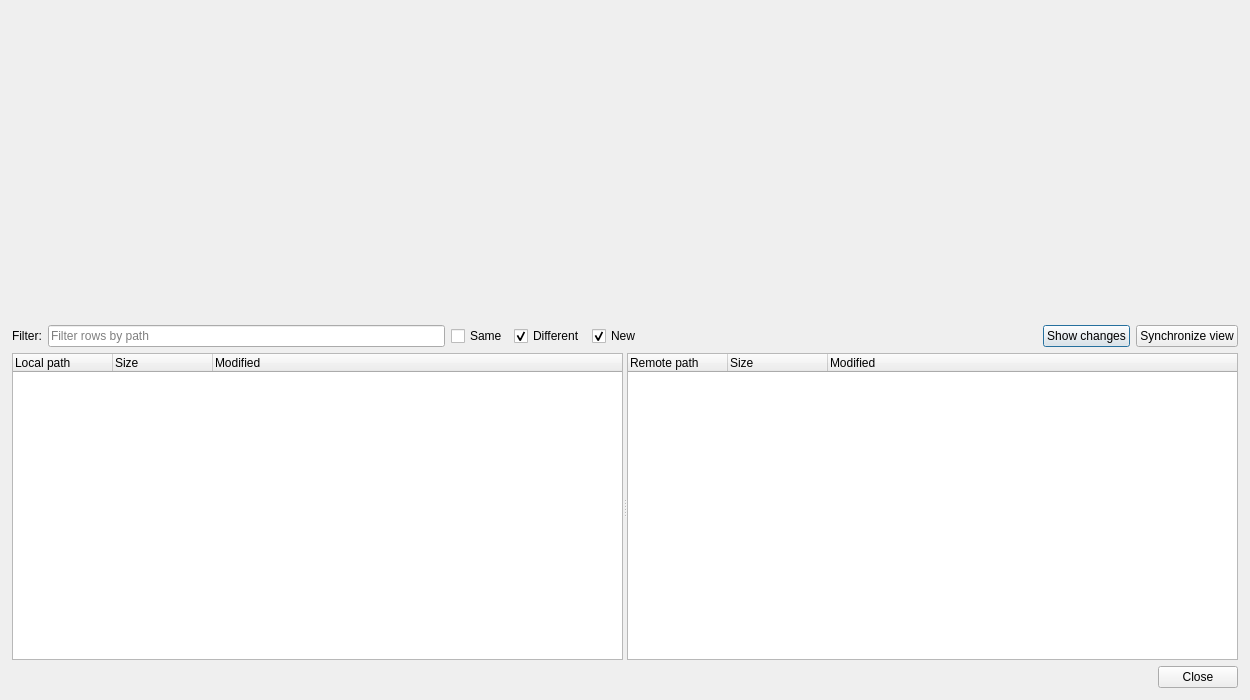
Before: the Qt Designer form src/MEGASync/sync_preview/gui/ui/SyncPreviewPairDetailDialog.ui in alple/MEGAsync, drawn with Qt 5.
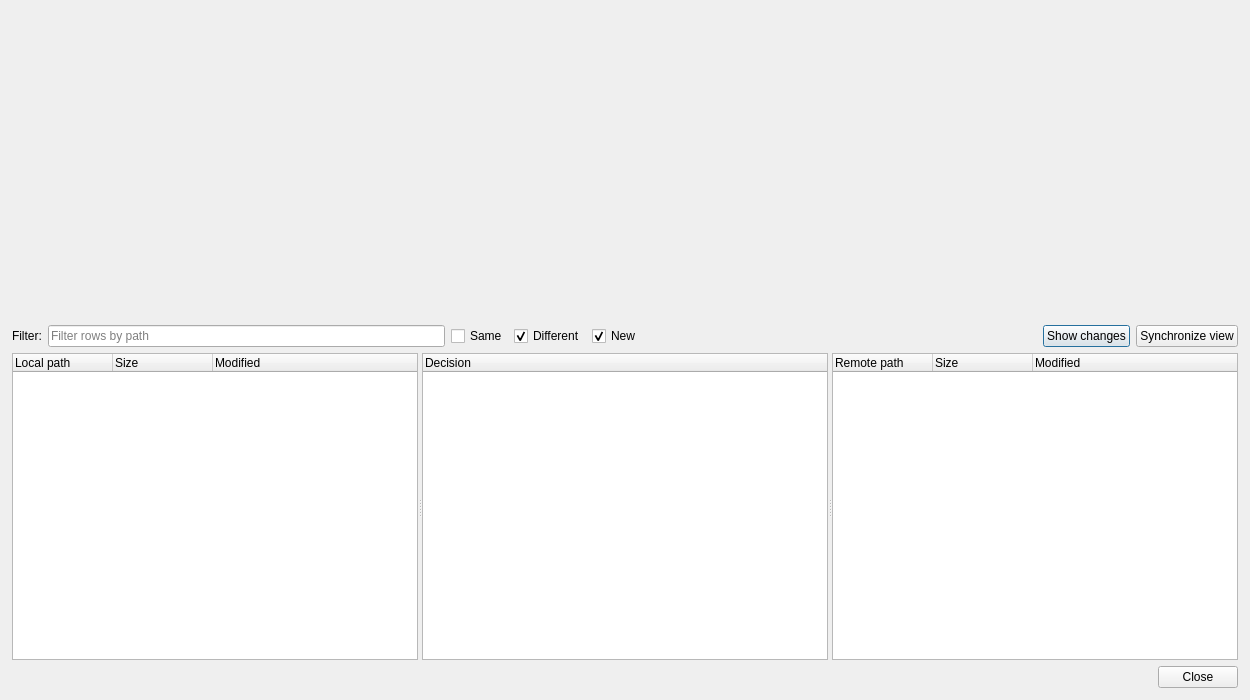
After: the same form once the commit is applied.

The edit to the form file:
```diff
--- a/src/MEGASync/sync_preview/gui/ui/SyncPreviewPairDetailDialog.ui
+++ b/src/MEGASync/sync_preview/gui/ui/SyncPreviewPairDetailDialog.ui
@@ -193,6 +193,19 @@
        </property>
       </column>
      </widget>
+     <widget class="QTreeWidget" name="decisionTree">
+      <property name="focusPolicy">
+       <enum>Qt::NoFocus</enum>
+      </property>
+      <property name="selectionMode">
+       <enum>QAbstractItemView::NoSelection</enum>
+      </property>
+      <column>
+       <property name="text">
+        <string>Decision</string>
+       </property>
+      </column>
+     </widget>
      <widget class="QTreeWidget" name="rightTree">
       <property name="alternatingRowColors">
        <bool>false</bool>
```
